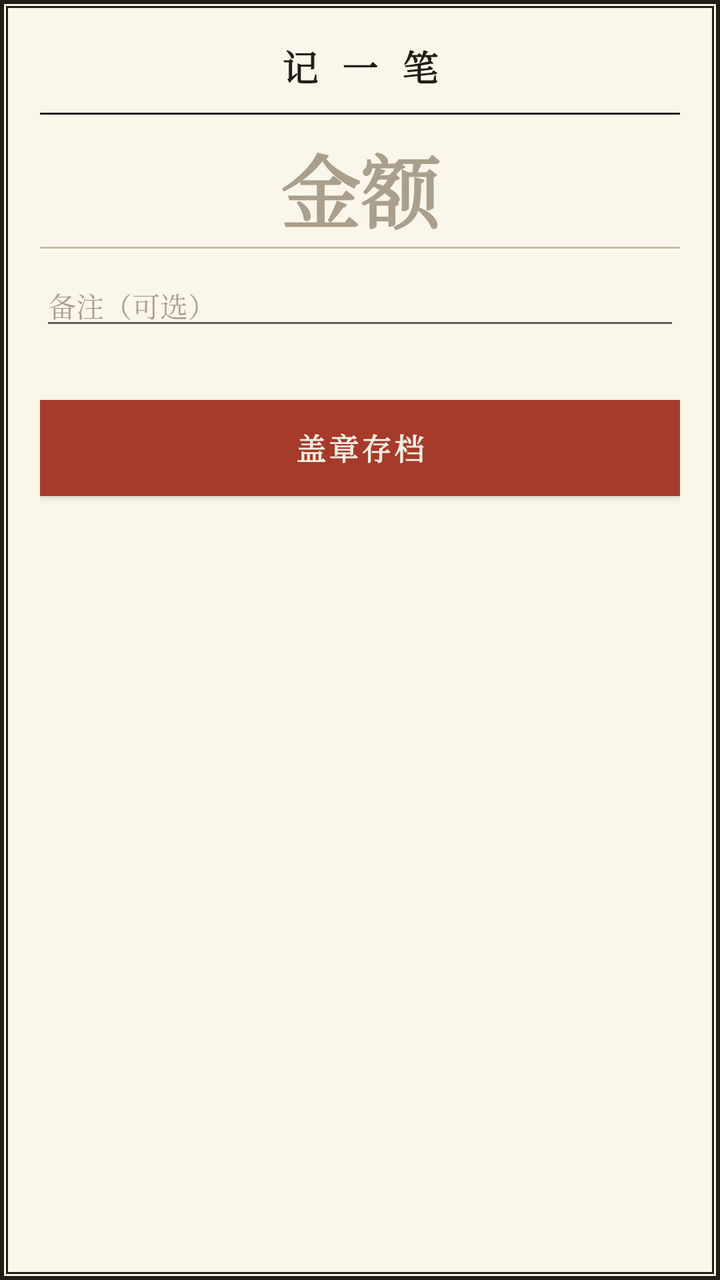
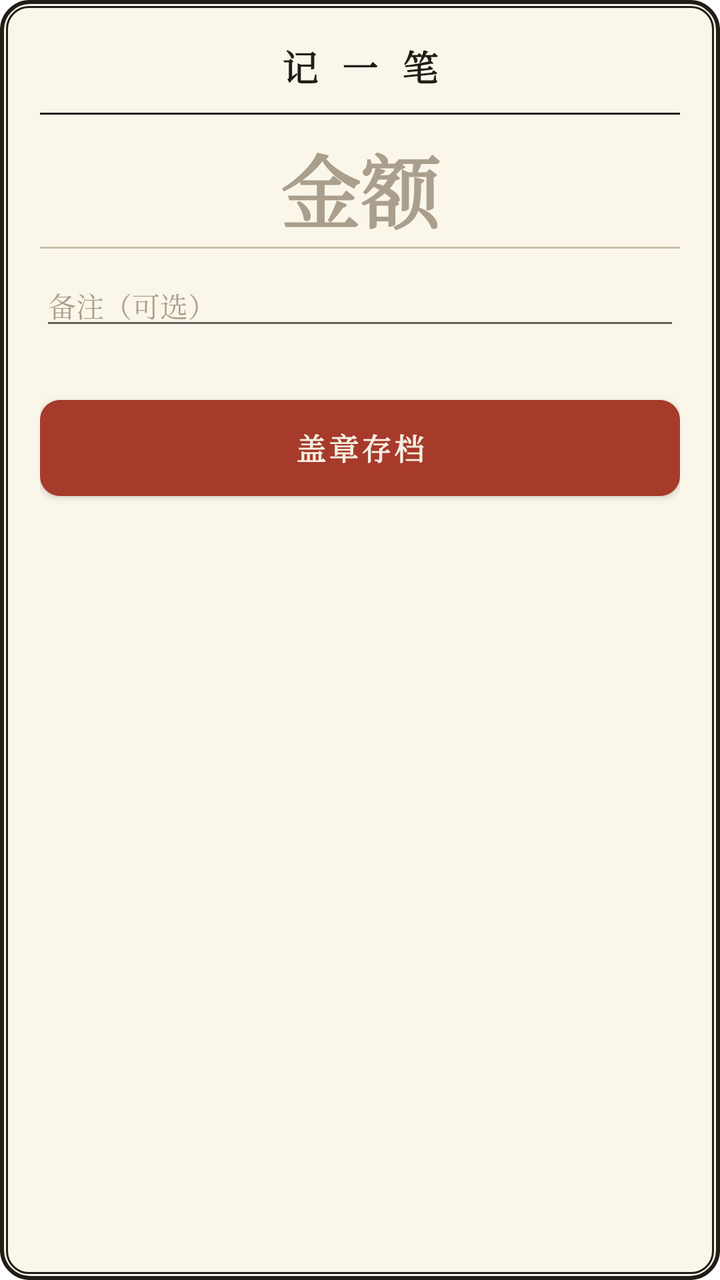

Two renders of the same Android screen: before a commit and after it. Below are the layout's source before the change and the commit's diff.
<!-- AndroidManifest.xml: activity theme Theme.Charge_to_an_account.QuickRecord -->
<!-- res/layout/activity_quick_record.xml -->
<?xml version="1.0" encoding="utf-8"?>
<LinearLayout xmlns:android="http://schemas.android.com/apk/res/android"
    android:layout_width="match_parent"
    android:layout_height="wrap_content"
    android:orientation="vertical"
    android:padding="20dp">

    <TextView
        android:id="@+id/tvTitle"
        android:layout_width="match_parent"
        android:layout_height="wrap_content"
        android:gravity="center"
        android:text="@string/quick_record_title"
        android:textColor="@color/ink"
        android:textSize="18sp"
        android:textStyle="bold"
        android:letterSpacing="0.2" />

    <TextView
        android:id="@+id/tvEditTime"
        android:layout_width="match_parent"
        android:layout_height="wrap_content"
        android:layout_marginTop="6dp"
        android:gravity="center"
        android:textColor="@color/ink_faint"
        android:textSize="12sp"
        android:visibility="gone" />

    <View
        android:layout_width="match_parent"
        android:layout_height="1dp"
        android:layout_marginTop="10dp"
        android:background="@color/ink" />

    <TextView
        android:id="@+id/tvQueuePos"
        android:layout_width="match_parent"
        android:layout_height="wrap_content"
        android:layout_marginTop="6dp"
        android:gravity="center"
        android:textColor="@color/seal_red"
        android:textSize="12sp"
        android:textStyle="bold"
        android:visibility="gone" />

    <EditText
        android:id="@+id/etAmount"
        android:layout_width="match_parent"
        android:layout_height="wrap_content"
        android:layout_marginTop="8dp"
        android:background="@android:color/transparent"
        android:gravity="center"
        android:hint="@string/hint_amount"
        android:importantForAutofill="no"
        android:inputType="numberDecimal"
        android:textColor="@color/seal_red"
        android:textColorHint="@color/ink_faint"
        android:textSize="40sp"
        android:textStyle="bold" />

    <View
        android:layout_width="match_parent"
        android:layout_height="1dp"
        android:layout_marginBottom="8dp"
        android:background="@color/rule" />

    <EditText
        android:id="@+id/etNote"
        android:layout_width="match_parent"
        android:layout_height="wrap_content"
        android:hint="@string/hint_note"
        android:importantForAutofill="no"
        android:inputType="text"
        android:textColor="@color/ink"
        android:textColorHint="@color/ink_faint"
        android:textSize="14sp" />

    <GridLayout
        android:id="@+id/gridCategory"
        android:layout_width="match_parent"
        android:layout_height="wrap_content"
        android:layout_marginTop="14dp"
        android:columnCount="4" />

    <Button
        android:id="@+id/btnSave"
        android:layout_width="match_parent"
        android:layout_height="48dp"
        android:layout_marginTop="16dp"
        android:background="@drawable/bg_stamp"
        android:text="@string/save"
        android:textColor="@color/paper"
        android:textSize="15sp"
        android:textStyle="bold" />

    <TextView
        android:id="@+id/btnSkip"
        android:layout_width="match_parent"
        android:layout_height="wrap_content"
        android:layout_marginTop="8dp"
        android:gravity="center"
        android:padding="6dp"
        android:text="@string/btn_skip_entry"
        android:textColor="@color/ink_faint"
        android:textSize="13sp"
        android:visibility="gone" />
</LinearLayout>
<!-- resources referenced by this layout -->
<resources>
  <color name="ink">#221D15</color>
  <color name="ink_faint">#A99F8C</color>
  <color name="paper">#F5EFE2</color>
  <color name="rule">#C9BFA8</color>
  <color name="seal_red">#A63A2B</color>
  <!-- drawable bg_stamp (drawable) -->
  <?xml version="1.0" encoding="utf-8"?>
  <ripple xmlns:android="http://schemas.android.com/apk/res/android"
      android:color="@color/seal_red_dark">
      <item>
          <shape android:shape="rectangle">
              <solid android:color="@color/seal_red" />
          </shape>
      </item>
  </ripple>
  <string name="btn_skip_entry">这笔先不记，跳过 →</string>
  <string name="hint_amount">金额</string>
  <string name="hint_note">备注（可选）</string>
  <string name="quick_record_title">记 一 笔</string>
  <string name="save">盖章存档</string>
  <style name="Theme.Charge_to_an_account.QuickRecord" parent="Theme.MaterialComponents.DayNight.Dialog.Alert">
          <item name="colorPrimary">@color/seal_red</item>
          <item name="colorOnPrimary">@color/paper</item>
          <item name="android:windowIsFloating">true</item>
          <item name="android:backgroundDimEnabled">true</item>
          <item name="android:windowBackground">@drawable/bg_dialog_paper</item>
          <item name="android:fontFamily">serif</item>
          <item name="fontFamily">serif</item>
          <item name="android:textColor">@color/ink</item>
          <item name="android:textColorPrimary">@color/ink</item>
          <item name="android:editTextColor">@color/ink</item>
      </style>
  <color name="seal_red_dark">#8C2F23</color>
  <!-- drawable bg_dialog_paper (drawable) -->
  <?xml version="1.0" encoding="utf-8"?>
  <layer-list xmlns:android="http://schemas.android.com/apk/res/android">
      <item>
          <shape android:shape="rectangle">
              <solid android:color="@color/paper_card" />
              <stroke android:width="2dp" android:color="@color/ink" />
          </shape>
      </item>
      <item android:left="3dp" android:top="3dp" android:right="3dp" android:bottom="3dp">
          <shape android:shape="rectangle">
              <stroke android:width="1dp" android:color="@color/ink" />
          </shape>
      </item>
  </layer-list>
  <color name="paper_card">#FBF6EA</color>
</resources>

<!-- the commit's change to res/layout/activity_quick_record.xml (unified diff, before → after) -->
@@ -1,107 +1,115 @@
 <?xml version="1.0" encoding="utf-8"?>
-<LinearLayout xmlns:android="http://schemas.android.com/apk/res/android"
+<ScrollView xmlns:android="http://schemas.android.com/apk/res/android"
+    android:id="@+id/quickScroll"
     android:layout_width="match_parent"
     android:layout_height="wrap_content"
-    android:orientation="vertical"
-    android:padding="20dp">
+    android:fillViewport="true"
+    android:scrollbars="none">
 
-    <TextView
-        android:id="@+id/tvTitle"
+    <LinearLayout
         android:layout_width="match_parent"
         android:layout_height="wrap_content"
-        android:gravity="center"
-        android:text="@string/quick_record_title"
-        android:textColor="@color/ink"
-        android:textSize="18sp"
-        android:textStyle="bold"
-        android:letterSpacing="0.2" />
+        android:orientation="vertical"
+        android:padding="20dp">
 
-    <TextView
-        android:id="@+id/tvEditTime"
-        android:layout_width="match_parent"
-        android:layout_height="wrap_content"
-        android:layout_marginTop="6dp"
-        android:gravity="center"
-        android:textColor="@color/ink_faint"
-        android:textSize="12sp"
-        android:visibility="gone" />
+        <TextView
+            android:id="@+id/tvTitle"
+            android:layout_width="match_parent"
+            android:layout_height="wrap_content"
+            android:gravity="center"
+            android:text="@string/quick_record_title"
+            android:textColor="@color/ink"
+            android:textSize="18sp"
+            android:textStyle="bold"
+            android:letterSpacing="0.2" />
 
-    <View
-        android:layout_width="match_parent"
-        android:layout_height="1dp"
-        android:layout_marginTop="10dp"
-        android:background="@color/ink" />
+        <TextView
+            android:id="@+id/tvEditTime"
+            android:layout_width="match_parent"
+            android:layout_height="wrap_content"
+            android:layout_marginTop="6dp"
+            android:gravity="center"
+            android:textColor="@color/ink_faint"
+            android:textSize="12sp"
+            android:visibility="gone" />
 
-    <TextView
-        android:id="@+id/tvQueuePos"
-        android:layout_width="match_parent"
-        android:layout_height="wrap_content"
-        android:layout_marginTop="6dp"
-        android:gravity="center"
-        android:textColor="@color/seal_red"
-        android:textSize="12sp"
-        android:textStyle="bold"
-        android:visibility="gone" />
+        <View
+            android:layout_width="match_parent"
+            android:layout_height="1dp"
+            android:layout_marginTop="10dp"
+            android:background="@color/ink" />
 
-    <EditText
-        android:id="@+id/etAmount"
-        android:layout_width="match_parent"
-        android:layout_height="wrap_content"
-        android:layout_marginTop="8dp"
-        android:background="@android:color/transparent"
-        android:gravity="center"
-        android:hint="@string/hint_amount"
-        android:importantForAutofill="no"
-        android:inputType="numberDecimal"
-        android:textColor="@color/seal_red"
-        android:textColorHint="@color/ink_faint"
-        android:textSize="40sp"
-        android:textStyle="bold" />
+        <TextView
+            android:id="@+id/tvQueuePos"
+            android:layout_width="match_parent"
+            android:layout_height="wrap_content"
+            android:layout_marginTop="6dp"
+            android:gravity="center"
+            android:textColor="@color/seal_red"
+            android:textSize="12sp"
+            android:textStyle="bold"
+            android:visibility="gone" />
 
-    <View
-        android:layout_width="match_parent"
-        android:layout_height="1dp"
-        android:layout_marginBottom="8dp"
-        android:background="@color/rule" />
+        <EditText
+            android:id="@+id/etAmount"
+            android:layout_width="match_parent"
+            android:layout_height="wrap_content"
+            android:layout_marginTop="8dp"
+            android:background="@android:color/transparent"
+            android:gravity="center"
+            android:hint="@string/hint_amount"
+            android:importantForAutofill="no"
+            android:inputType="numberDecimal"
+            android:textColor="@color/seal_red"
+            android:textColorHint="@color/ink_faint"
+            android:textSize="40sp"
+            android:textStyle="bold" />
 
-    <EditText
-        android:id="@+id/etNote"
-        android:layout_width="match_parent"
-        android:layout_height="wrap_content"
-        android:hint="@string/hint_note"
-        android:importantForAutofill="no"
-        android:inputType="text"
-        android:textColor="@color/ink"
-        android:textColorHint="@color/ink_faint"
-        android:textSize="14sp" />
+        <View
+            android:layout_width="match_parent"
+            android:layout_height="1dp"
+            android:layout_marginBottom="8dp"
+            android:background="@color/rule" />
 
-    <GridLayout
-        android:id="@+id/gridCategory"
-        android:layout_width="match_parent"
-        android:layout_height="wrap_content"
-        android:layout_marginTop="14dp"
-        android:columnCount="4" />
+        <EditText
+            android:id="@+id/etNote"
+            android:layout_width="match_parent"
+            android:layout_height="wrap_content"
+            android:hint="@string/hint_note"
+            android:importantForAutofill="no"
+            android:inputType="text"
+            android:textColor="@color/ink"
+            android:textColorHint="@color/ink_faint"
+            android:textSize="14sp" />
 
-    <Button
-        android:id="@+id/btnSave"
-        android:layout_width="match_parent"
-        android:layout_height="48dp"
-        android:layout_marginTop="16dp"
-        android:background="@drawable/bg_stamp"
-        android:text="@string/save"
-        android:textColor="@color/paper"
-        android:textSize="15sp"
-        android:textStyle="bold" />
+        <GridLayout
+            android:id="@+id/gridCategory"
+            android:layout_width="match_parent"
+            android:layout_height="wrap_content"
+            android:layout_marginTop="14dp"
+            android:columnCount="4" />
 
-    <TextView
-        android:id="@+id/btnSkip"
-        android:layout_width="match_parent"
-        android:layout_height="wrap_content"
-        android:layout_marginTop="8dp"
-        android:gravity="center"
-        android:padding="6dp"
-        android:text="@string/btn_skip_entry"
-        android:textColor="@color/ink_faint"
-        android:textSize="13sp"
-        android:visibility="gone" />
-</LinearLayout>
+        <Button
+            android:id="@+id/btnSave"
+            android:layout_width="match_parent"
+            android:layout_height="48dp"
+            android:layout_marginTop="16dp"
+            android:background="@drawable/bg_stamp"
+            android:text="@string/save"
+            android:textColor="@color/paper"
+            android:textSize="15sp"
+            android:textStyle="bold" />
+
+        <TextView
+            android:id="@+id/btnSkip"
+            android:layout_width="match_parent"
+            android:layout_height="wrap_content"
+            android:layout_marginTop="8dp"
+            android:gravity="center"
+            android:padding="6dp"
+            android:text="@string/btn_skip_entry"
+            android:textColor="@color/ink_faint"
+            android:textSize="13sp"
+            android:visibility="gone" />
+    </LinearLayout>
+</ScrollView>
<!-- resource entries referenced after the edit -->
@@ -12,6 +12,7 @@
       <item>
           <shape android:shape="rectangle">
               <solid android:color="@color/seal_red" />
+              <corners android:radius="@dimen/radius_button" />
           </shape>
       </item>
   </ripple>
@@ -31,8 +32,10 @@
           <item name="android:textColor">@color/ink</item>
           <item name="android:textColorPrimary">@color/ink</item>
           <item name="android:editTextColor">@color/ink</item>
+          <item name="android:windowAnimationStyle">@style/Ledger.Anim.Dialog</item>
       </style>
   <color name="seal_red_dark">#8C2F23</color>
+  <dimen name="radius_button">10dp</dimen>
   <!-- drawable bg_dialog_paper (drawable) -->
   <?xml version="1.0" encoding="utf-8"?>
   <layer-list xmlns:android="http://schemas.android.com/apk/res/android">
@@ -40,14 +43,22 @@
           <shape android:shape="rectangle">
               <solid android:color="@color/paper_card" />
               <stroke android:width="2dp" android:color="@color/ink" />
+              <corners android:radius="@dimen/radius_card" />
           </shape>
       </item>
       <item android:left="3dp" android:top="3dp" android:right="3dp" android:bottom="3dp">
           <shape android:shape="rectangle">
               <stroke android:width="1dp" android:color="@color/ink" />
+              <corners android:radius="@dimen/radius_card_inner" />
           </shape>
       </item>
   </layer-list>
+  <style name="Ledger.Anim.Dialog" parent="@android:style/Animation.Dialog">
+          <item name="android:windowEnterAnimation">@anim/dialog_in</item>
+          <item name="android:windowExitAnimation">@anim/dialog_out</item>
+      </style>
   <color name="paper_card">#FBF6EA</color>
+  <dimen name="radius_card">14dp</dimen>
+  <dimen name="radius_card_inner">11dp</dimen>
 </resources>
 
